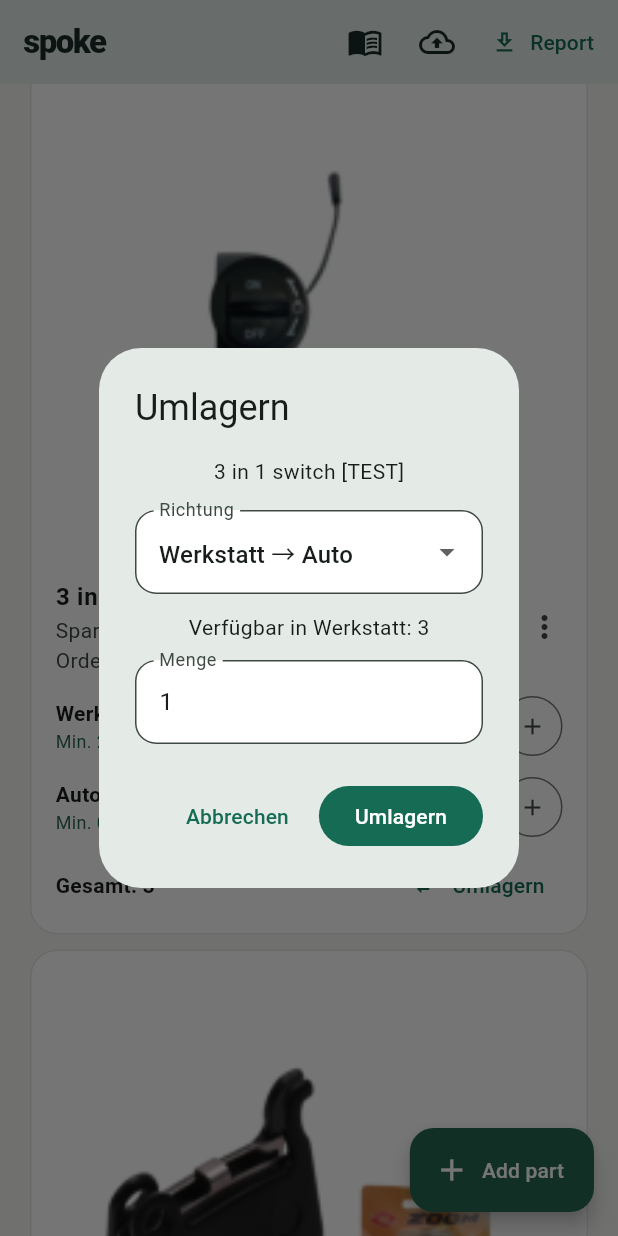
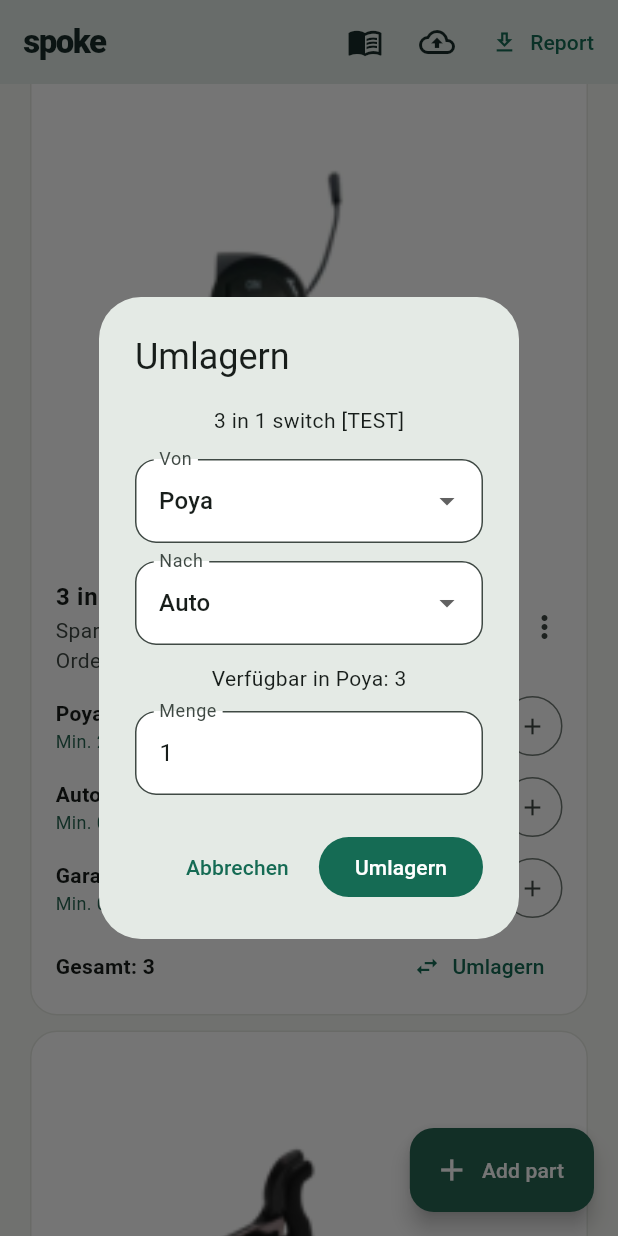
Before and after one commit to JM271/Inventory, a Flutter app: the InventoryPage screen opened directly, scrolled down 576 dp, after a tap on the "remove" icon, after a tap on "Umlagern", on a phone screen of 412 x 824 dp. Run offline on Flutter 3.47's test engine with Material 3 defaults, Android fonts, the phone set to English and light mode, and no system bars; our stand-ins replace cloud_firestore, firebase_auth, firebase_core, flutter_secure_storage, pdf, printing and 1 more; missing offline and left inert: excel; accounts and stored records are empty.

Commit message:
Add Garage as a third stock site and rename Werkstatt to Poya
Each part now has its own Garage quantity and minimum. The site filter,
part cards, editor, Umlagern, history, PDF and Excel include Garage.
Umlagern now asks for a source and a destination (Von / Nach), since
there are three sites. A Garage minimum of 0 turns off its restock
warning, as for Auto.

The Werkstatt site is now shown as Poya. Only the label changed; the
stored fields stay the same, so existing stock is kept.

The Firestore rules require the Garage fields on parts, so older app
versions cannot overwrite parts and erase Garage stock. History entries
may carry Garage before/after values. These rules are already deployed.

Co-Authored-By: Claude Opus 5.5 <noreply@anthropic.com>

```diff
--- a/lib/catalog_migration.dart
+++ b/lib/catalog_migration.dart
@@ -119,8 +119,10 @@ List<PartChange> buildCatalogMigration(
           : keeper.imageAsset
       ..quantity = group.fold(0, (sum, p) => sum + p.quantity)
       ..carQuantity = group.fold(0, (sum, p) => sum + p.carQuantity)
+      ..garageQuantity = group.fold(0, (sum, p) => sum + p.garageQuantity)
       ..minimum = group.map((p) => p.minimum).reduce(_max)
       ..carMinimum = group.map((p) => p.carMinimum).reduce(_max)
+      ..garageMinimum = group.map((p) => p.garageMinimum).reduce(_max)
       ..location = group
           .map((p) => p.location)
           .firstWhere((l) => l.isNotEmpty, orElse: () => '');
@@ -313,7 +315,7 @@ class _RowTile extends StatelessWidget {
       children: [
         Text(part.name, style: const TextStyle(fontWeight: FontWeight.bold)),
         Text(
-          '$numbers\nWerkstatt ${part.quantity} · Auto ${part.carQuantity}',
+          '$numbers\nPoya ${part.quantity} · Auto ${part.carQuantity} · Garage ${part.garageQuantity}',
           style: const TextStyle(color: Colors.black54),
         ),
         const SizedBox(height: 8),
--- a/lib/inventory_pdf.dart
+++ b/lib/inventory_pdf.dart
@@ -74,7 +74,7 @@ Future<Uint8List> buildInventoryPdf(
         ),
         pw.SizedBox(height: 6),
         pw.Text(
-          'Werkstatt: ${parts.fold<int>(0, (sum, p) => sum + p.quantity)} Stück  |  Auto: ${parts.fold<int>(0, (sum, p) => sum + p.carQuantity)} Stück',
+          'Poya: ${parts.fold<int>(0, (sum, p) => sum + p.quantity)} Stück  |  Auto: ${parts.fold<int>(0, (sum, p) => sum + p.carQuantity)} Stück  |  Garage: ${parts.fold<int>(0, (sum, p) => sum + p.garageQuantity)} Stück',
           style: const pw.TextStyle(fontSize: 10),
         ),
         pw.Text(
@@ -87,8 +87,9 @@ Future<Uint8List> buildInventoryPdf(
           pw.TableHelper.fromTextArray(
             headers: [
               'Artikel / Kennungen / Lagerplatz',
-              'Werkstatt',
+              'Poya',
               'Auto',
+              'Garage',
               'Gesamt',
             ],
             data: [
@@ -99,6 +100,7 @@ Future<Uint8List> buildInventoryPdf(
                   ),
                   '${p.quantity} Stück · min. ${p.minimum}\n${_siteStatus(p, StockSite.workshop)}',
                   '${p.carQuantity} Stück · min. ${p.carMinimum}\n${_siteStatus(p, StockSite.car)}',
+                  '${p.garageQuantity} Stück · min. ${p.garageMinimum}\n${_siteStatus(p, StockSite.garage)}',
                   '${p.totalQuantity}',
                 ],
             ],
@@ -106,7 +108,8 @@ Future<Uint8List> buildInventoryPdf(
               0: const pw.FlexColumnWidth(4),
               1: const pw.FlexColumnWidth(2),
               2: const pw.FlexColumnWidth(2),
-              3: const pw.FlexColumnWidth(.8),
+              3: const pw.FlexColumnWidth(2),
+              4: const pw.FlexColumnWidth(.8),
             },
             headerStyle: pw.TextStyle(
               color: PdfColors.white,
@@ -117,10 +120,7 @@ Future<Uint8List> buildInventoryPdf(
             cellStyle: const pw.TextStyle(fontSize: 8),
             cellPadding: const pw.EdgeInsets.all(6),
             oddRowDecoration: const pw.BoxDecoration(color: PdfColors.grey100),
-            cellAlignments: {
-              2: pw.Alignment.centerRight,
-              3: pw.Alignment.centerRight,
-            },
+            cellAlignments: {4: pw.Alignment.centerRight},
           ),
       ],
     ),
--- a/lib/inventory_report.dart
+++ b/lib/inventory_report.dart
@@ -11,7 +11,7 @@ Uint8List buildInventoryReport(List<Part> parts, DateTime generatedAt) {
   excel.setDefaultSheet('Inventory');
   void row(List<CellValue> values) => sheet.appendRow(values);
   TextCellValue text(String value) => TextCellValue(value);
-  row([text('Spoke · Workshop and car inventory')]);
+  row([text('Spoke · Poya, car and garage inventory')]);
   row([text('Generated (UTC)'), text(generatedAt.toUtc().toIso8601String())]);
   row([text('Scope'), text('All inventory, regardless of active filters')]);
   row([
@@ -23,14 +23,18 @@ Uint8List buildInventoryReport(List<Part> parts, DateTime generatedAt) {
     IntCellValue(parts.where((p) => p.low).length),
   ]);
   row([
-    text('Workshop units'),
+    text('Poya units'),
     IntCellValue(parts.fold<int>(0, (n, p) => n + p.quantity)),
     text('Car units'),
     IntCellValue(parts.fold<int>(0, (n, p) => n + p.carQuantity)),
-    text('Workshop restock'),
+    text('Garage units'),
+    IntCellValue(parts.fold<int>(0, (n, p) => n + p.garageQuantity)),
+    text('Poya restock'),
     IntCellValue(parts.where((p) => p.lowAt(StockSite.workshop)).length),
     text('Car restock'),
     IntCellValue(parts.where((p) => p.lowAt(StockSite.car)).length),
+    text('Garage restock'),
+    IntCellValue(parts.where((p) => p.lowAt(StockSite.garage)).length),
   ]);
   row(
     [
@@ -40,13 +44,16 @@ Uint8List buildInventoryReport(List<Part> parts, DateTime generatedAt) {
       'Supplier order number',
       'Location',
       'Total quantity',
-      'Minimum workshop',
+      'Minimum Poya',
       'Stock status',
-      'Workshop quantity',
+      'Poya quantity',
       'Car quantity',
       'Minimum car',
-      'Workshop status',
+      'Garage quantity',
+      'Minimum garage',
+      'Poya status',
       'Car status',
+      'Garage status',
     ].map(text).toList(),
   );
   final sorted = [...parts]
@@ -70,6 +77,8 @@ Uint8List buildInventoryReport(List<Part> parts, DateTime generatedAt) {
       IntCellValue(p.quantity),
       IntCellValue(p.carQuantity),
       IntCellValue(p.carMinimum),
+      IntCellValue(p.garageQuantity),
+      IntCellValue(p.garageMinimum),
       text(
         p.quantity == 0
             ? 'Out of stock'
@@ -81,6 +90,13 @@ Uint8List buildInventoryReport(List<Part> parts, DateTime generatedAt) {
         p.carQuantity == 0
             ? 'Out of stock'
             : p.lowAt(StockSite.car)
+            ? 'Low stock'
+            : 'In stock',
+      ),
+      text(
+        p.garageQuantity == 0
+            ? 'Out of stock'
+            : p.lowAt(StockSite.garage)
             ? 'Low stock'
             : 'In stock',
       ),
@@ -98,6 +114,9 @@ Uint8List buildInventoryReport(List<Part> parts, DateTime generatedAt) {
     20.0,
     18.0,
     18.0,
+    18.0,
+    18.0,
+    20.0,
     20.0,
     20.0,
   ];
--- a/lib/main.dart
+++ b/lib/main.dart
@@ -236,7 +236,8 @@ class _InventoryPageState extends State<InventoryPage> {
         if (old != null &&
             next != null &&
             old.quantity == next.quantity &&
-            old.carQuantity == next.carQuantity) {
+            old.carQuantity == next.carQuantity &&
+            old.garageQuantity == next.garageQuantity) {
           continue;
         }
         final p = next ?? old!;
@@ -252,6 +253,8 @@ class _InventoryPageState extends State<InventoryPage> {
           'afterWorkshop': next?.quantity ?? 0,
           'beforeCar': old?.carQuantity ?? 0,
           'afterCar': next?.carQuantity ?? 0,
+          'beforeGarage': old?.garageQuantity ?? 0,
+          'afterGarage': next?.garageQuantity ?? 0,
           'uid': 'This device',
           'createdAt': DateTime.now().toUtc().toIso8601String(),
         });
@@ -388,6 +391,7 @@ class _InventoryPageState extends State<InventoryPage> {
     var amount = '1';
     final form = GlobalKey<FormState>();
     var from = stockSite ?? StockSite.workshop;
+    var to = from == StockSite.workshop ? StockSite.car : StockSite.workshop;
     final confirmed = await showDialog<bool>(
       context: context,
       builder: (context) => StatefulBuilder(
@@ -404,22 +408,33 @@ class _InventoryPageState extends State<InventoryPage> {
                   DropdownButtonFormField<StockSite>(
                     isExpanded: true,
                     initialValue: from,
-                    decoration: const InputDecoration(labelText: 'Richtung'),
-                    items: StockSite.values
-                        .map(
-                          (site) => DropdownMenuItem(
+                    decoration: const InputDecoration(labelText: 'Von'),
+                    items: [
+                      for (final site in StockSite.values)
+                        DropdownMenuItem(value: site, child: Text(site.label)),
+                    ],
+                    onChanged: (site) => update(() {
+                      from = site!;
+                      if (to == from) {
+                        to = StockSite.values.firstWhere((s) => s != from);
+                      }
+                    }),
+                  ),
+                  const SizedBox(height: 12),
+                  DropdownButtonFormField<StockSite>(
+                    key: ValueKey(from),
+                    isExpanded: true,
+                    initialValue: to,
+                    decoration: const InputDecoration(labelText: 'Nach'),
+                    items: [
+                      for (final site in StockSite.values)
+                        if (site != from)
+                          DropdownMenuItem(
                             value: site,
-                            child: Text(
-                              site == StockSite.workshop
-                                  ? 'Werkstatt → Auto'
-                                  : 'Auto → Werkstatt',
-                              maxLines: 1,
-                              overflow: TextOverflow.ellipsis,
-                            ),
+                            child: Text(site.label),
                           ),
-                        )
-                        .toList(),
-                    onChanged: (site) => update(() => from = site!),
+                    ],
+                    onChanged: (site) => update(() => to = site!),
                   ),
                   const SizedBox(height: 12),
                   Text('Verfügbar in ${from.label}: ${part.quantityAt(from)}'),
@@ -460,10 +475,12 @@ class _InventoryPageState extends State<InventoryPage> {
     final count = int.tryParse(amount);
     if (confirmed == true && mounted && count != null) {
       if (widget.cloud != null) {
-        await cloudWrite(() => widget.cloud!.transfer(part.id, from, count));
+        await cloudWrite(
+          () => widget.cloud!.transfer(part.id, from, to, count),
+        );
         return;
       }
-      setState(() => part.transfer(from, count));
+      setState(() => part.transfer(from, to, count));
       await save();
     }
   }
@@ -771,11 +788,15 @@ class _InventoryPageState extends State<InventoryPage> {
                         ButtonSegment(value: null, label: Text('Alle')),
                         ButtonSegment(
                           value: StockSite.workshop,
-                          label: Text('Werkstatt'),
+                          label: Text('Poya'),
                         ),
                         ButtonSegment(
                           value: StockSite.car,
                           label: Text('Auto'),
+                        ),
+                        ButtonSegment(
+                          value: StockSite.garage,
+                          label: Text('Garage'),
                         ),
                       ],
                       selected: {stockSite},
@@ -1028,7 +1049,9 @@ class _PartEditorState extends State<PartEditor> {
       quantity,
       minimum,
       carQuantity,
-      carMinimum;
+      carMinimum,
+      garageQuantity,
+      garageMinimum;
   late String category;
   Part? catalogPart;
   bool editingExisting = false;
@@ -1044,6 +1067,8 @@ class _PartEditorState extends State<PartEditor> {
     minimum = TextEditingController(text: '${p?.minimum ?? 2}');
     carQuantity = TextEditingController(text: '${p?.carQuantity ?? 0}');
     carMinimum = TextEditingController(text: '${p?.carMinimum ?? 0}');
+    garageQuantity = TextEditingController(text: '${p?.garageQuantity ?? 0}');
+    garageMinimum = TextEditingController(text: '${p?.garageMinimum ?? 0}');
     category = p?.category ?? categories.first;
   }
 
@@ -1072,6 +1097,8 @@ class _PartEditorState extends State<PartEditor> {
         minimum.text = '${existing.minimum}';
         carQuantity.text = '${existing.carQuantity}';
         carMinimum.text = '${existing.carMinimum}';
+        garageQuantity.text = '${existing.garageQuantity}';
+        garageMinimum.text = '${existing.garageMinimum}';
         location.text = existing.location;
       }
     });
@@ -1088,6 +1115,8 @@ class _PartEditorState extends State<PartEditor> {
       minimum,
       carQuantity,
       carMinimum,
+      garageQuantity,
+      garageMinimum,
     ]) {
       c.dispose();
     }
@@ -1188,10 +1217,7 @@ class _PartEditorState extends State<PartEditor> {
             field('Our product ID', productNumber),
             field('Supplier order number', orderNumber),
             field('Location (e.g. Shelf A · Bin 3)', location),
-            const Text(
-              'Werkstatt',
-              style: TextStyle(fontWeight: FontWeight.bold),
-            ),
+            const Text('Poya', style: TextStyle(fontWeight: FontWeight.bold)),
             const SizedBox(height: 8),
             Row(
               crossAxisAlignment: CrossAxisAlignment.start,
@@ -1213,8 +1239,22 @@ class _PartEditorState extends State<PartEditor> {
                 ),
               ],
             ),
+            const Text('Garage', style: TextStyle(fontWeight: FontWeight.bold)),
+            const SizedBox(height: 8),
+            Row(
+              crossAxisAlignment: CrossAxisAlignment.start,
+              children: [
+                Expanded(
+                  child: field('Menge Garage', garageQuantity, number: true),
+                ),
+                const SizedBox(width: 12),
+                Expanded(
+                  child: field('Minimum Garage', garageMinimum, number: true),
+                ),
+              ],
+            ),
             const Text(
-              'Mindestbestand je Lager. Minimum Auto = 0 deaktiviert die Nachbestellwarnung im Auto.',
+              'Mindestbestand je Lager. Minimum 0 bei Auto oder Garage deaktiviert dort die Nachbestellwarnung.',
               style: TextStyle(color: Colors.black54, fontSize: 12),
             ),
             const SizedBox(height: 20),
@@ -1243,6 +1283,8 @@ class _PartEditorState extends State<PartEditor> {
                       minimum: int.parse(minimum.text),
                       carQuantity: int.parse(carQuantity.text),
                       carMinimum: int.parse(carMinimum.text),
+                      garageQuantity: int.parse(garageQuantity.text),
+                      garageMinimum: int.parse(garageMinimum.text),
                     ),
                   );
                 }
--- a/lib/part.dart
+++ b/lib/part.dart
@@ -1,9 +1,13 @@
 import 'product_identifiers.dart';
 
-enum StockSite { workshop, car }
+enum StockSite { workshop, car, garage }
 
 extension StockSiteLabel on StockSite {
-  String get label => this == StockSite.workshop ? 'Werkstatt' : 'Auto';
+  String get label => switch (this) {
+    StockSite.workshop => 'Poya',
+    StockSite.car => 'Auto',
+    StockSite.garage => 'Garage',
+  };
 }
 
 class Part {
@@ -20,6 +24,8 @@ class Part {
     this.minimum = 2,
     this.carQuantity = 0,
     this.carMinimum = 0,
+    this.garageQuantity = 0,
+    this.garageMinimum = 0,
   }) : _productNumber = productNumber?.trim(),
        _orderNumber = orderNumber?.trim();
   final String id;
@@ -40,34 +46,43 @@ class Part {
   set orderNumber(String value) => _orderNumber = value.trim();
   String get productIdentification => productNumber;
   String get supplierOrderNumber => orderNumber;
-  int quantity, minimum, carQuantity, carMinimum;
-  int get totalQuantity => quantity + carQuantity;
-  int quantityAt(StockSite site) =>
-      site == StockSite.workshop ? quantity : carQuantity;
-  int minimumAt(StockSite site) =>
-      site == StockSite.workshop ? minimum : carMinimum;
+  int quantity, minimum, carQuantity, carMinimum, garageQuantity, garageMinimum;
+  int get totalQuantity => quantity + carQuantity + garageQuantity;
+  int quantityAt(StockSite site) => switch (site) {
+    StockSite.workshop => quantity,
+    StockSite.car => carQuantity,
+    StockSite.garage => garageQuantity,
+  };
+  int minimumAt(StockSite site) => switch (site) {
+    StockSite.workshop => minimum,
+    StockSite.car => carMinimum,
+    StockSite.garage => garageMinimum,
+  };
+
+  /// Poya (the workshop) is always checked; at the other sites a minimum of 0
+  /// turns the restock warning off.
   bool lowAt(StockSite site) => site == StockSite.workshop
       ? quantity <= minimum
-      : carMinimum > 0 && carQuantity <= carMinimum;
-  bool get low => lowAt(StockSite.workshop) || lowAt(StockSite.car);
+      : minimumAt(site) > 0 && quantityAt(site) <= minimumAt(site);
+  bool get low => StockSite.values.any(lowAt);
   void adjustAt(StockSite site, int delta) {
     if (quantityAt(site) + delta < 0) throw ArgumentError('Insufficient stock');
-    if (site == StockSite.workshop) {
-      quantity += delta;
-    } else {
-      carQuantity += delta;
+    switch (site) {
+      case StockSite.workshop:
+        quantity += delta;
+      case StockSite.car:
+        carQuantity += delta;
+      case StockSite.garage:
+        garageQuantity += delta;
     }
   }
 
-  void transfer(StockSite from, int amount) {
-    if (amount <= 0 || amount > quantityAt(from)) {
+  void transfer(StockSite from, StockSite to, int amount) {
+    if (from == to || amount <= 0 || amount > quantityAt(from)) {
       throw ArgumentError('Invalid transfer quantity');
     }
     adjustAt(from, -amount);
-    adjustAt(
-      from == StockSite.workshop ? StockSite.car : StockSite.workshop,
-      amount,
-    );
+    adjustAt(to, amount);
   }
 
   Map<String, dynamic> toJson() => {
@@ -83,6 +98,8 @@ class Part {
     'minimum': minimum,
     'carQuantity': carQuantity,
     'carMinimum': carMinimum,
+    'garageQuantity': garageQuantity,
+    'garageMinimum': garageMinimum,
   };
   factory Part.fromJson(Map<String, dynamic> j) => Part(
     id: j['id'],
@@ -103,5 +120,7 @@ class Part {
     minimum: j['minimum'],
     carQuantity: j['carQuantity'] as int? ?? 0,
     carMinimum: j['carMinimum'] as int? ?? 0,
+    garageQuantity: j['garageQuantity'] as int? ?? 0,
+    garageMinimum: j['garageMinimum'] as int? ?? 0,
   );
 }
--- a/lib/stock_changes_page.dart
+++ b/lib/stock_changes_page.dart
@@ -55,10 +55,11 @@ class StockChangesPage extends StatelessWidget {
                   Text('Product ID: ${c['productNumber']}'),
                 Text('${c['action']} · $time'),
                 const SizedBox(height: 8),
+                Text('Poya: ${c['beforeWorkshop']} → ${c['afterWorkshop']}'),
+                Text('Auto: ${c['beforeCar']} → ${c['afterCar']}'),
                 Text(
-                  'Werkstatt: ${c['beforeWorkshop']} → ${c['afterWorkshop']}',
+                  'Garage: ${c['beforeGarage'] ?? 0} → ${c['afterGarage'] ?? 0}',
                 ),
-                Text('Auto: ${c['beforeCar']} → ${c['afterCar']}'),
                 const SizedBox(height: 8),
                 Text(
                   'User: ${c['uid']}',
```
Also changed, not shown: lib/cloud_inventory.dart (+6 -3 lines), 8 other files.
